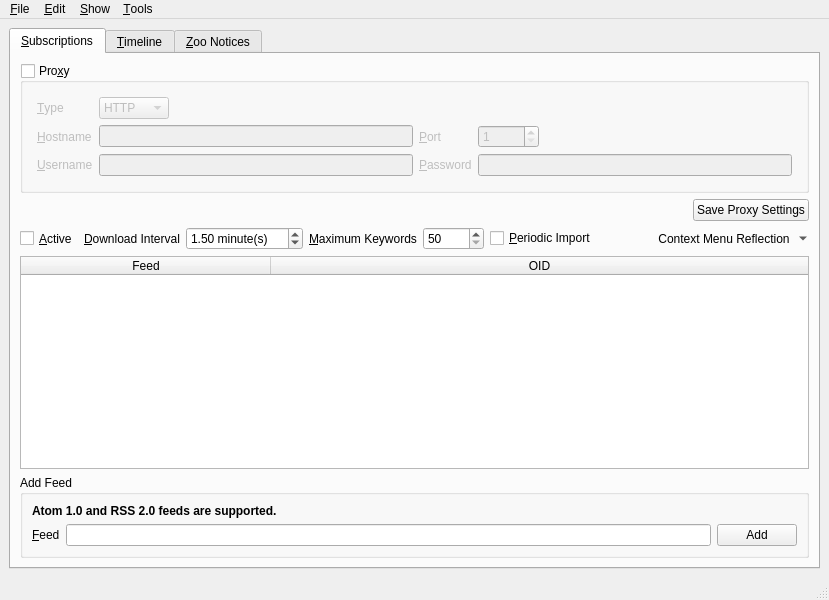
Above: branches/trunk/GoldBug-UI/spot-on-rss.ui from textbrowser/spot-on before the change. Below: the same form after it.
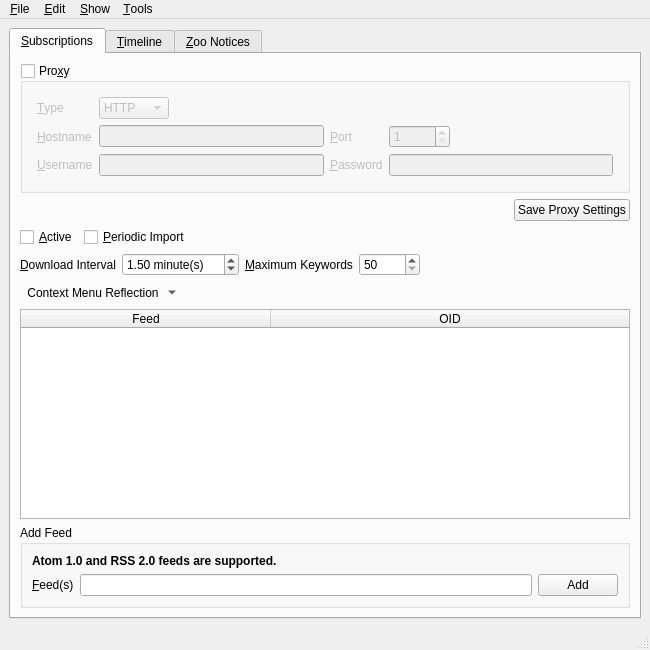
That is the form after the change. Icons and pictures are not drawn. Custom widgets are drawn as their Qt base class.

Patch:
```diff
--- a/branches/trunk/GoldBug-UI/spot-on-rss.ui
+++ b/branches/trunk/GoldBug-UI/spot-on-rss.ui
@@ -6,8 +6,8 @@
    <rect>
     <x>0</x>
     <y>0</y>
-    <width>829</width>
-    <height>600</height>
+    <width>650</width>
+    <height>650</height>
    </rect>
   </property>
   <property name="windowIcon">
@@ -243,6 +243,30 @@
            </widget>
           </item>
           <item>
+           <widget class="QCheckBox" name="periodic_import">
+            <property name="text">
+             <string>&amp;Periodic Import</string>
+            </property>
+           </widget>
+          </item>
+          <item>
+           <spacer name="horizontalSpacer">
+            <property name="orientation">
+             <enum>Qt::Horizontal</enum>
+            </property>
+            <property name="sizeHint" stdset="0">
+             <size>
+              <width>40</width>
+              <height>20</height>
+             </size>
+            </property>
+           </spacer>
+          </item>
+         </layout>
+        </item>
+        <item>
+         <layout class="QHBoxLayout" name="horizontalLayout_5">
+          <item>
            <widget class="QLabel" name="label">
             <property name="text">
              <string>&amp;Download Interval</string>
@@ -292,14 +316,7 @@
            </widget>
           </item>
           <item>
-           <widget class="QCheckBox" name="periodic_import">
-            <property name="text">
-             <string>&amp;Periodic Import</string>
-            </property>
-           </widget>
-          </item>
-          <item>
-           <spacer name="horizontalSpacer">
+           <spacer name="horizontalSpacer_4">
             <property name="orientation">
              <enum>Qt::Horizontal</enum>
             </property>
@@ -311,6 +328,10 @@
             </property>
            </spacer>
           </item>
+         </layout>
+        </item>
+        <item>
+         <layout class="QHBoxLayout" name="horizontalLayout_7">
           <item>
            <widget class="QToolButton" name="action_menu">
             <property name="toolTip">
@@ -331,6 +352,19 @@
             </property>
            </widget>
           </item>
+          <item>
+           <spacer name="horizontalSpacer_5">
+            <property name="orientation">
+             <enum>Qt::Horizontal</enum>
+            </property>
+            <property name="sizeHint" stdset="0">
+             <size>
+              <width>40</width>
+              <height>20</height>
+             </size>
+            </property>
+           </spacer>
+          </item>
          </layout>
         </item>
         <item>
@@ -395,7 +429,7 @@
              <item>
               <widget class="QLabel" name="label_2">
                <property name="text">
-                <string>&amp;Feed</string>
+                <string>&amp;Feed(s)</string>
                </property>
                <property name="buddy">
                 <cstring>new_feed</cstring>
@@ -403,7 +437,11 @@
               </widget>
              </item>
              <item>
-              <widget class="QLineEdit" name="new_feed"/>
+              <widget class="QLineEdit" name="new_feed">
+               <property name="toolTip">
+                <string>&lt;html&gt;&lt;head/&gt;&lt;body&gt;&lt;p&gt;Multiple links may be specified. Please separate links via single spaces.&lt;/p&gt;&lt;/body&gt;&lt;/html&gt;</string>
+               </property>
+              </widget>
              </item>
              <item>
               <widget class="QPushButton" name="add">
@@ -628,8 +666,8 @@
     <rect>
      <x>0</x>
      <y>0</y>
-     <width>829</width>
-     <height>31</height>
+     <width>650</width>
+     <height>26</height>
     </rect>
    </property>
    <widget class="QMenu" name="menu_File">
```
Left out of the diff: 28 changed lines with no effect on the pictures.
